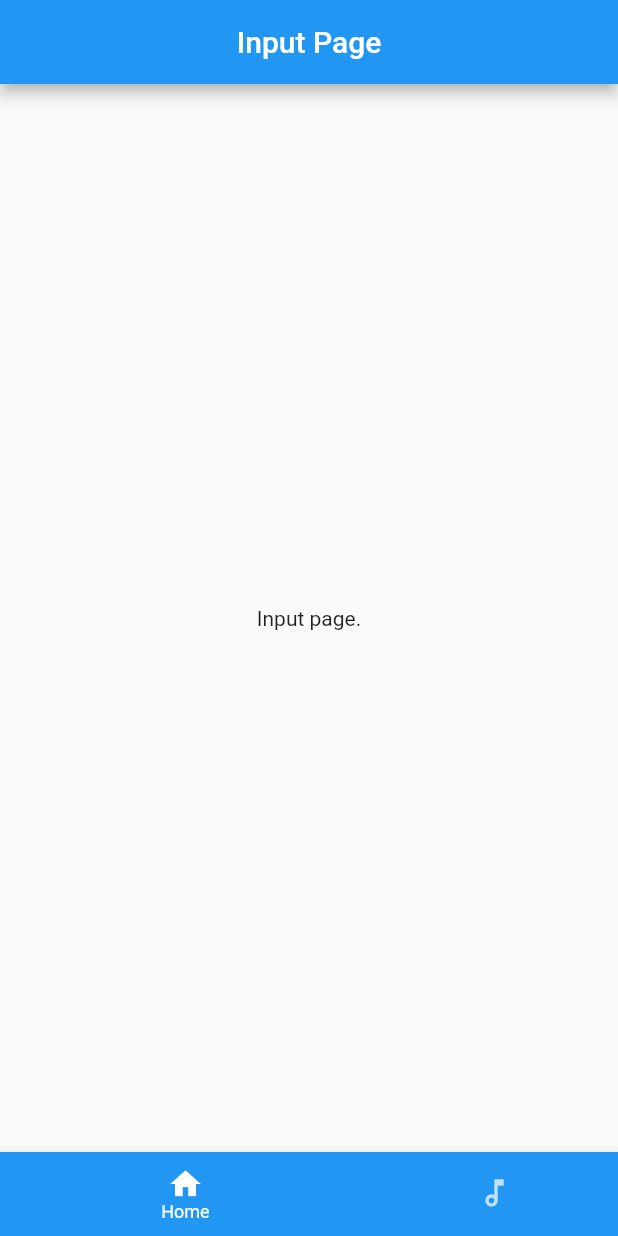
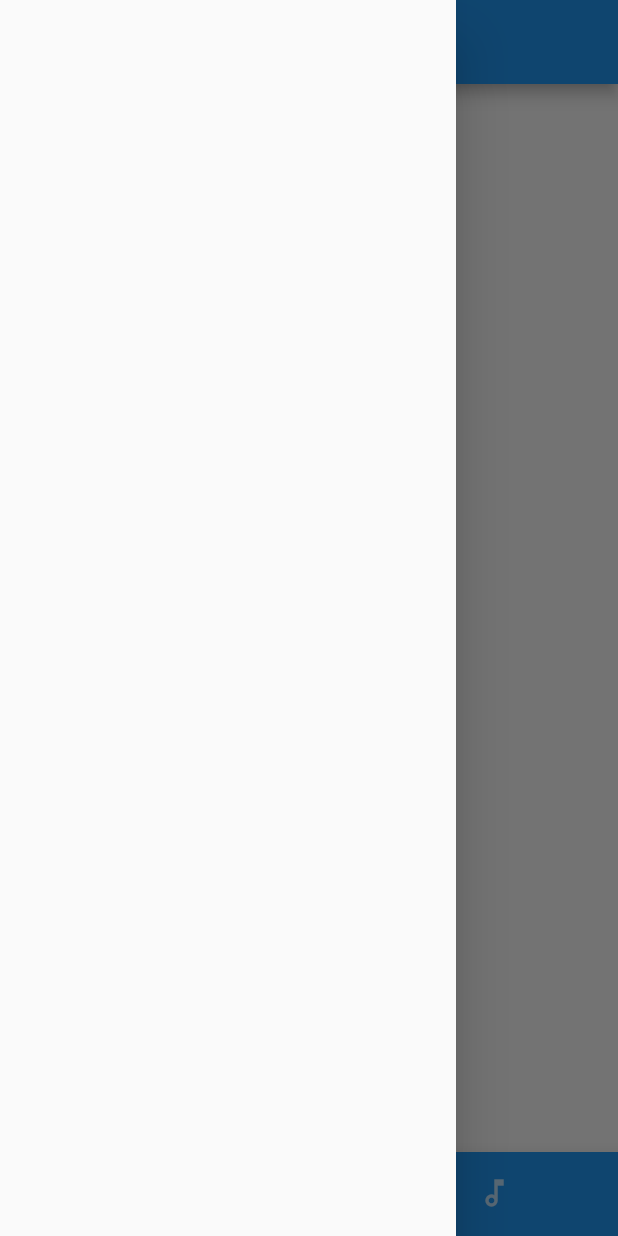
Before and after one commit to InnoSWP/memorizer, a Flutter app: the screen it shows after launch, with the side drawer open (before the commit the screen has no drawer), on a phone screen of 412 x 824 dp. Run offline on Flutter 3.47's test engine with Material 2 defaults, Android fonts, the phone set to English and light mode, and no system bars.

```diff
--- a/lib/main.dart
+++ b/lib/main.dart
@@ -2,8 +2,7 @@ import 'package:flutter/material.dart';
 import 'package:memorizer/pages/ScreenAudioPlayer.dart';
 import 'package:memorizer/pages/ScreenInputText.dart';
 
-void main() =>
-    runApp(MaterialApp(
+void main() => runApp(MaterialApp(
       home: Application(),
     ));
 
@@ -21,10 +20,8 @@ class _ApplicationState extends State<Application> {
     AudioPlayerOur(),
   ];
 
-
   @override
-  Widget build(BuildContext context) =>
-      Scaffold(
+  Widget build(BuildContext context) => Scaffold(
         bottomNavigationBar: BottomNavigationBar(
           backgroundColor: Colors.blue,
           selectedItemColor: Colors.white,
@@ -50,12 +47,20 @@ class _ApplicationState extends State<Application> {
         ),
         appBar: AppBar(
           title:
-          Text(menuCurrentIndex == 0 ? "Input Page" : "Audio Player Page"),
+              Text(menuCurrentIndex == 0 ? "Input Page" : "Audio Player Page"),
           centerTitle: true,
         ),
         body: IndexedStack(
           index: menuCurrentIndex,
           children: screens,
         ),
+        drawer: NavigationDrawer(),
       );
 }
+
+class NavigationDrawer extends StatelessWidget {
+  const NavigationDrawer({Key? key}) : super(key: key);
+
+  @override
+  Widget build(BuildContext context) => Drawer();
+}
```
